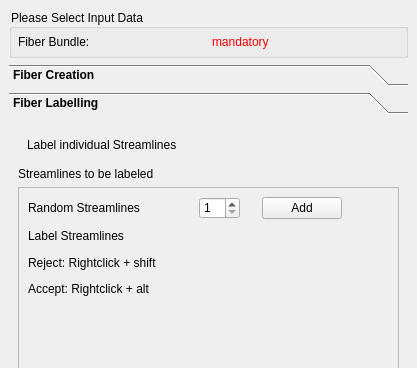
Old version of the form Plugins/org.mitk.gui.qt.diffusionimaging.fiberprocessing/src/internal/QmitkInteractiveFiberDissectionViewControls.ui in the repository MIC-DKFZ/MITK-Diffusion; both pictures show x 0 to 417 and y 0 to 368 of the 417 by 711 pixel window.
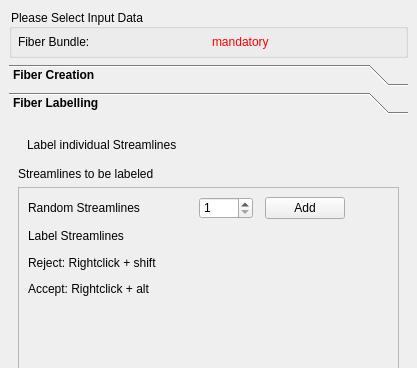
New version of the form. Icons and pictures are not drawn. Custom widgets are drawn as their Qt base class.

Diff of the .ui file:
```diff
--- a/Plugins/org.mitk.gui.qt.diffusionimaging.fiberprocessing/src/internal/QmitkInteractiveFiberDissectionViewControls.ui
+++ b/Plugins/org.mitk.gui.qt.diffusionimaging.fiberprocessing/src/internal/QmitkInteractiveFiberDissectionViewControls.ui
@@ -247,8 +247,8 @@
        <rect>
         <x>0</x>
         <y>0</y>
-        <width>399</width>
-        <height>492</height>
+        <width>414</width>
+        <height>478</height>
        </rect>
       </property>
       <property name="accessibleName">
@@ -446,6 +446,9 @@
             <property name="minimum">
              <number>1</number>
             </property>
+            <property name="maximum">
+             <number>2000</number>
+            </property>
            </widget>
           </item>
          </layout>
```
